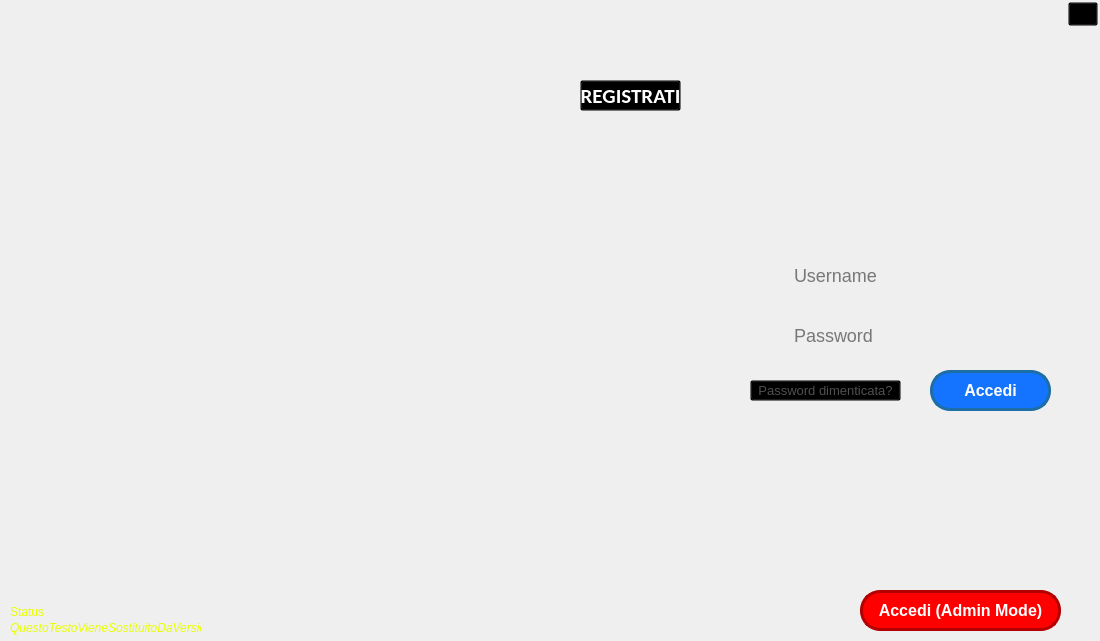
Qt form ClientModule/startwindow.ui (giovannic96/Real-time-collaborative-text-editor) before a commit.
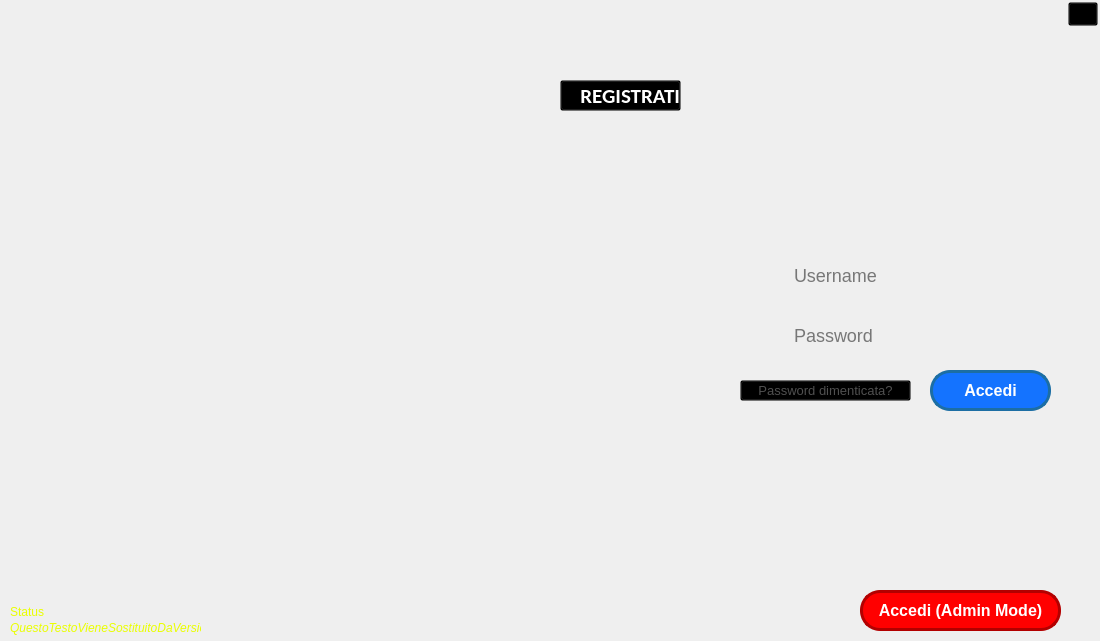
The same form after that commit. Icons and pictures are not drawn.

The edit to the form file:
```diff
--- a/ClientModule/startwindow.ui
+++ b/ClientModule/startwindow.ui
@@ -145,9 +145,9 @@
      <widget class="QPushButton" name="RegisterButton">
       <property name="geometry">
        <rect>
-        <x>580</x>
+        <x>560</x>
         <y>80</y>
-        <width>101</width>
+        <width>121</width>
         <height>31</height>
        </rect>
       </property>
@@ -159,11 +159,15 @@
         <bold>true</bold>
        </font>
       </property>
+      <property name="layoutDirection">
+       <enum>Qt::LeftToRight</enum>
+      </property>
       <property name="styleSheet">
        <string notr="true">#RegisterButton {
 color: #FFFFFF;
 background-color: Transparent;
 background-repeat:no-repeat;
+text-align: right;
 }
 
 #RegisterButton:hover {
@@ -178,9 +182,9 @@
      <widget class="QPushButton" name="ForgotPasswordButton">
       <property name="geometry">
        <rect>
-        <x>750</x>
+        <x>740</x>
         <y>380</y>
-        <width>151</width>
+        <width>171</width>
         <height>21</height>
        </rect>
       </property>
```
Left out of the diff: 6 changed lines with no effect on the pictures.
